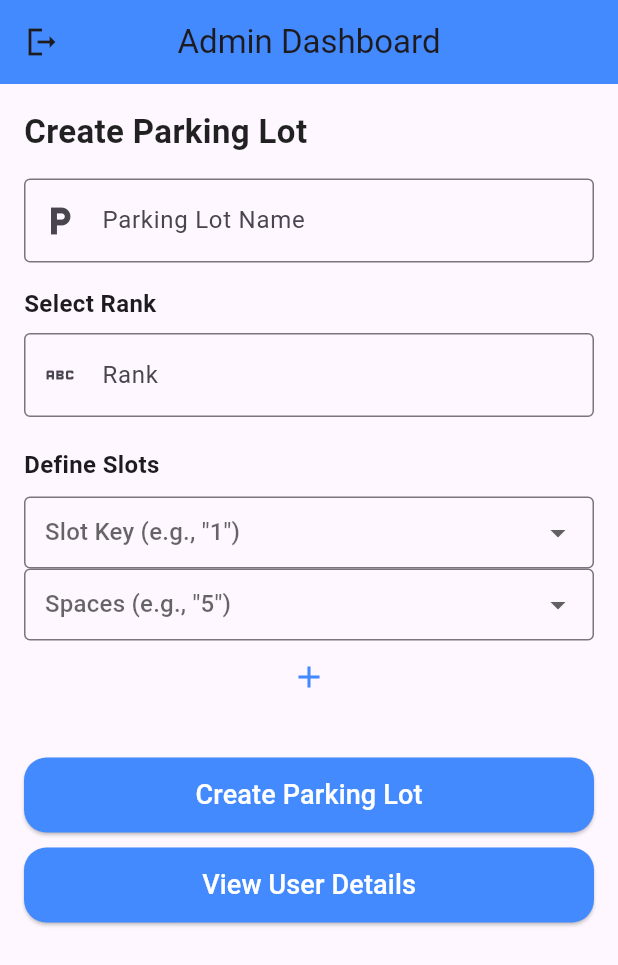
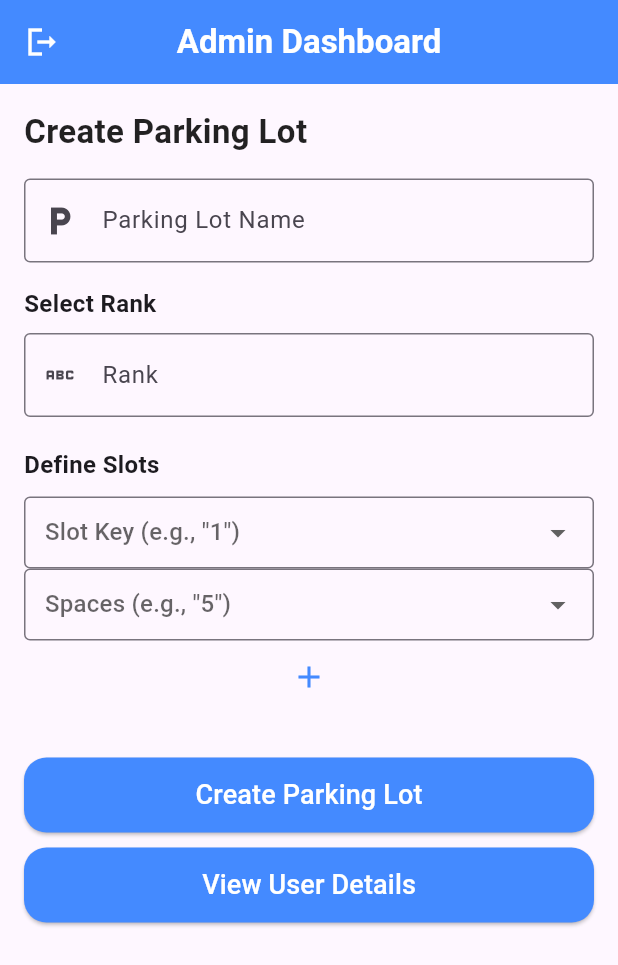
Before and after one commit to syedaleez/parking_system, a Flutter app: the AdminHome screen opened by its route, on a phone screen of 412 x 824 dp. Shown: the top 965 px of the screen. Run offline on Flutter 3.47's test engine with Material 3 defaults, Android fonts, the light colour scheme and no system bars; our stand-ins replace cloud_firestore, firebase_auth, firebase_core, flutter_bloc, google_sign_in, shared_preferences; accounts and stored records are empty.

Commit message:
admin pannel work view user slots start work

```diff
--- a/lib/models/parkingSlot_model.dart
+++ b/lib/models/parkingSlot_model.dart
@@ -9,7 +9,8 @@ class ParkingSlot {
   final List<int> data;
   final String createdAt;
   final String updatedAt;
-  final bool isReserved; // New field to track reservation status
+  final bool isReserved;
+  final String plateNumber;
 
   ParkingSlot({
     required this.id,
@@ -19,7 +20,8 @@ class ParkingSlot {
     required this.data,
     required this.createdAt,
     required this.updatedAt,
-    required this.isReserved, // Add the new field here
+    required this.isReserved,
+    required this.plateNumber, // Add the new field here
   });
 
 //newwwwww
@@ -43,8 +45,8 @@ class ParkingSlot {
       data: parsedData, // The correctly parsed list of integers
       createdAt: json['created_at'] ?? '',
       updatedAt: json['updated_at'] ?? '',
-      isReserved: json['is_reserved'] ??
-          false, // Assuming 'is_reserved' is part of the JSON
+      isReserved: json['is_reserved'] ?? false,
+      plateNumber: json['plateNumber'] as String? ?? 'Unknown', //JSON
     );
   }
 
@@ -58,8 +60,9 @@ class ParkingSlot {
       data: this.data,
       createdAt: this.createdAt,
       updatedAt: this.updatedAt,
-      isReserved: isReserved ??
-          this.isReserved, // If no value is passed, retain the current value
+      isReserved: isReserved ?? this.isReserved,
+      plateNumber: plateNumber ??
+          this.plateNumber, // If no value is passed, retain the current value
     );
   }
 }
--- a/lib/navigation/route_generator.dart
+++ b/lib/navigation/route_generator.dart
@@ -1,6 +1,7 @@
 import 'package:flutter/material.dart';
 import 'package:parking_system/navigation/route_name.dart';
-import 'package:parking_system/screens/dashboard/admin_home.dart';
+import 'package:parking_system/screens/admin_pannel/User_Details/view_user_details.dart';
+import 'package:parking_system/screens/admin_pannel/admin_home.dart';
 import 'package:parking_system/screens/dashboard/home_scree.dart';
 
 import '../screens/signIn_signUp/SignInScreen.dart';
@@ -19,9 +20,11 @@ class RouteGenerator {
       case '/register':
         return MaterialPageRoute(builder: (_) => RegistrationScreen());
       case '/home':
-        return MaterialPageRoute(builder: (_) =>  homeScreen());
+        return MaterialPageRoute(builder: (_) => homeScreen());
       case '/admin_home':
-        return MaterialPageRoute(builder: (_) =>  AdminHome());
+        return MaterialPageRoute(builder: (_) => AdminHome());
+      case '/view_user':
+        return MaterialPageRoute(builder: (_) => ViewUserDetails());
       // Example routes for other screens
       // case '/admin':
       //   return MaterialPageRoute(builder: (_) => AdminPanelScreen());
--- a/lib/screens/dashboard/admin_home.dart
+++ b/lib/screens/admin_pannel/admin_home.dart
@@ -154,8 +154,15 @@ class _AdminHomeState extends State<AdminHome> {
     //newwwwwwwwwwwwwwwwwwwwwwwwwwwwwwww
     return Scaffold(
       appBar: AppBar(
-        leading: IconButton(onPressed: () {}, icon: Icon(Icons.logout_sharp)),
-        title: Text('Admin Dashboard'),
+        leading: IconButton(
+          onPressed: () {},
+          icon: Icon(Icons.logout_sharp),
+          color: Colors.white,
+        ),
+        title: const Text(
+          'Admin Dashboard',
+          style: TextStyle(color: Colors.white, fontWeight: FontWeight.bold),
+        ),
         centerTitle: true,
         backgroundColor: Colors.blueAccent,
       ),
@@ -319,7 +326,11 @@ class _AdminHomeState extends State<AdminHome> {
               SizedBox(
                 height: 10,
               ),
-              CustomElevatedButton(onPressed: () {}, text: "View User Details"),
+              CustomElevatedButton(
+                  onPressed: () {
+                    Navigator.pushNamed(context, '/view_user');
+                  },
+                  text: "View User Details"),
             ],
           ),
         ),
--- a/lib/screens/dashboard/navBar/book_slot_tab.dart
+++ b/lib/screens/dashboard/navBar/book_slot_tab.dart
@@ -89,7 +89,7 @@ class BookedSlotsTab extends StatelessWidget {
                 title: Text('Slot ID: ${slot.id}'),
                 subtitle: Text(
                   'Reserved on: ${_formatDate(slot.createdAt)}\n'
-                  'Vehicle Plate: ${slot.data.join(", ")}',
+                  'Vehicle Plate: ${slot.plateNumber ?? "No Plate"}\n',
                 ),
                 trailing: IconButton(
                   icon: Icon(Icons.cancel, color: Colors.red),
--- a/lib/screens/signIn_signUp/SignInScreen.dart
+++ b/lib/screens/signIn_signUp/SignInScreen.dart
@@ -42,7 +42,7 @@ class _SignInScreenState extends State<SignInScreen> {
     return Scaffold(
       backgroundColor: Colors.white,
       body: Padding(
-        padding: EdgeInsets.symmetric(horizontal: 24.0),
+        padding: EdgeInsets.symmetric(horizontal: 15.0),
         child: BlocConsumer<AuthCubit, AuthState>(
           listener: (context, state) {
 //new for additional details
```
Also changed, not shown: lib/cubit/parking_cubit.dart (+9 -6 lines), lib/screens/admin_pannel/User_Details/view_user_details.dart (added, +14 -0 lines).
